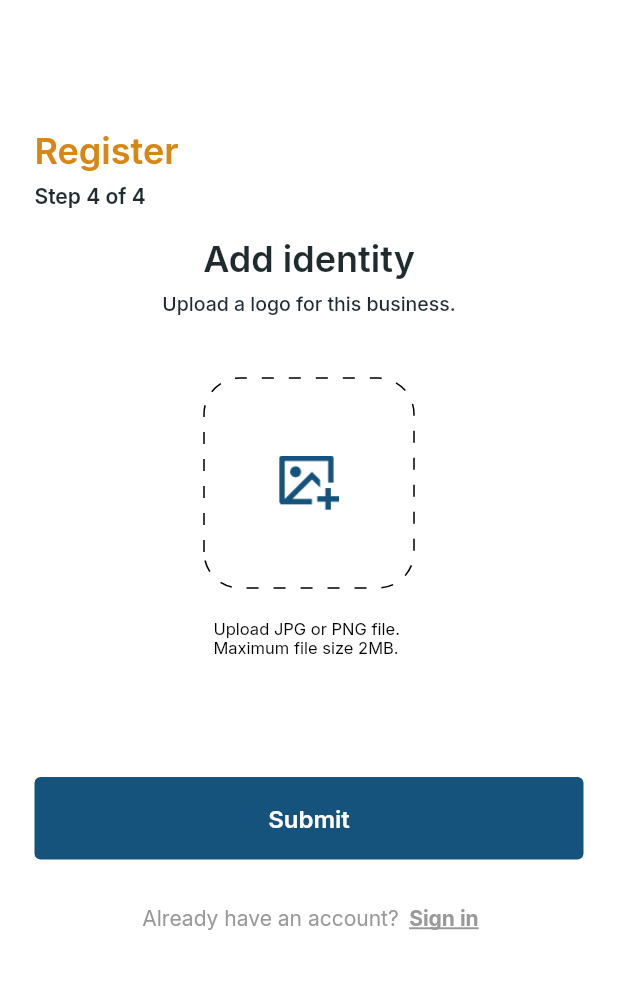
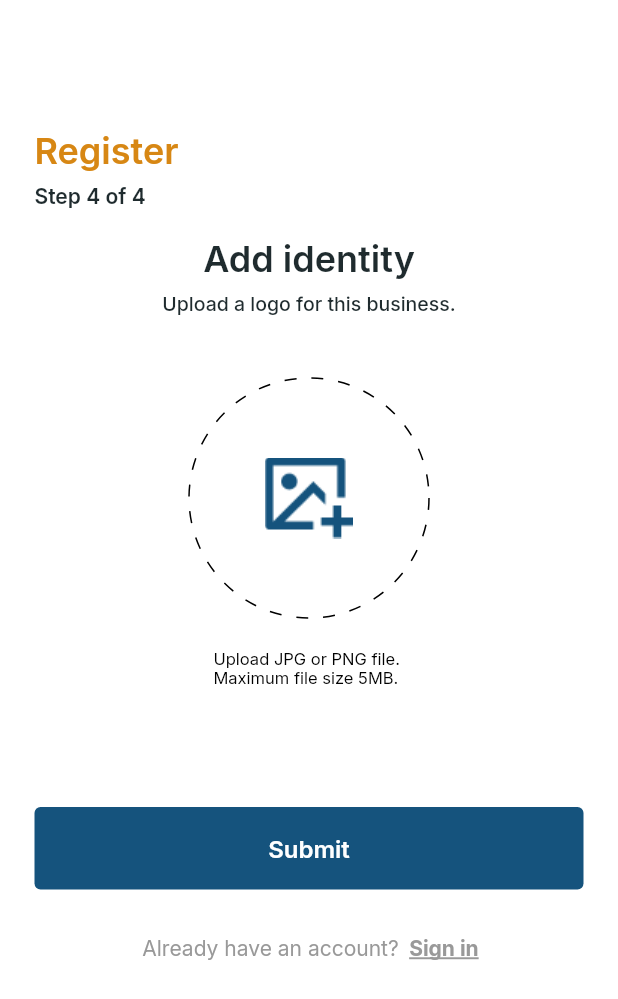
Before and after one commit to JideijeEmeka/agent_app_gig, a Flutter app: the IdentityView screen opened directly, on a phone screen of 412 x 824 dp. Shown: the top 999 px of the screen. Run offline on Flutter 3.47's test engine with Material 2 defaults, Android fonts, the light colour scheme and no system bars; drawn by our look-alikes of dotted_border; our stand-ins replace email_validator, font_awesome_flutter, google_fonts, image_picker, intl_phone_number_input, page_transition and 2 more.

Commit message:
update the plugins and identity view

```diff
--- a/lib/apiStore/agent_repository.dart
+++ b/lib/apiStore/agent_repository.dart
@@ -42,7 +42,7 @@ class ApiStore {
     }
   }
 
-  void verifyOtp(String email, BuildContext context) async {
+  void verifyOtp(String email, String otpToken, BuildContext context) async {
     var headers = {
       "authorization": "Bearer 388b77473d46a13724192ae7735219a2ecae7a1b",
       "x-meta-service": "Authentication",
@@ -51,7 +51,7 @@ class ApiStore {
     var request = http.MultipartRequest(
         'POST', Uri.parse('https://server2.trackhub.ng/api'));
     request.headers.addAll(headers);
-    request.fields.addAll({"otp": verificationCodes, "email": email});
+    request.fields.addAll({"otp": otpToken, "email": email});
     http.StreamedResponse response = await request.send();
 
     if (response.statusCode == 200) {
--- a/lib/views/identity_view.dart
+++ b/lib/views/identity_view.dart
@@ -1,10 +1,17 @@
+import 'dart:io';
+import 'package:agent_app/apiStore/agent_repository.dart';
+import 'package:agent_app/arguments/otp_args.dart';
 import 'package:agent_app/helpers/app_colors.dart';
 import 'package:agent_app/views/otp.dart';
+import 'package:agent_app/views/register_step1_view.dart';
 import 'package:agent_app/views/sign_in.dart';
 import 'package:agent_app/widgets/btn_widget.dart';
+import 'package:agent_app/widgets/snackbar_widget.dart';
 import 'package:dotted_border/dotted_border.dart';
 import 'package:flutter/material.dart';
+import 'package:flutter/services.dart';
 import 'package:google_fonts/google_fonts.dart';
+import 'package:image_picker/image_picker.dart';
 import 'package:page_transition/page_transition.dart';
 
 class IdentityView extends StatefulWidget {
@@ -14,10 +21,65 @@ class IdentityView extends StatefulWidget {
   _IdentityViewState createState() => _IdentityViewState();
 }
 
+final ApiStore _apiStore = ApiStore();
+File? image;
+
 class _IdentityViewState extends State<IdentityView> {
+  final GlobalKey<ScaffoldState> scaffoldKey = GlobalKey<ScaffoldState>();
+
+  /// Function that picks the image either from Gallery or Camera
+  Future pickImage(ImageSource source) async {
+    try {
+      final img = await ImagePicker().pickImage(source: source);
+      if (img == null) return;
+
+      setState(() {
+        image = File(img.path);
+      });
+    } on PlatformException catch (e) {
+      ScaffoldMessenger.of(scaffoldKey.currentContext!)
+          .showSnackBar(snackBar(message: 'Failed to pick image: $e'));
+    }
+  }
+
+  void showImagePicker(BuildContext context) {
+    showModalBottomSheet(
+        context: context,
+        builder: (context) {
+          return SafeArea(
+              child: Wrap(
+            children: [
+              ListTile(
+                leading: const Icon(Icons.photo_library),
+                title: const Text("Gallery"),
+                onTap: () {
+                  pickImage(ImageSource.gallery);
+                  Navigator.pop(context);
+                },
+              ),
+              ListTile(
+                leading: const Icon(Icons.photo_camera),
+                title: const Text("Camera"),
+                onTap: () {
+                  pickImage(ImageSource.camera);
+                  Navigator.pop(context);
+                },
+              )
+            ],
+          ));
+        });
+  }
+
+  void finalRegister() {
+    _apiStore.agentReg(context);
+  }
+  // ScaffoldMessenger.of(context)
+  //     .showSnackBar(snackBar(message: 'Upload a photo of you...'));
+
   @override
   Widget build(BuildContext context) {
     return Scaffold(
+      key: scaffoldKey,
       backgroundColor: AppColors.mainColor,
       body: SingleChildScrollView(
         child: Container(
@@ -82,18 +144,39 @@ class _IdentityViewState extends State<IdentityView> {
                       radius: const Radius.circular(24),
                       strokeWidth: 1,
                       dashPattern: const [8, 10],
-                      borderType: BorderType.RRect,
-                      padding: const EdgeInsets.all(50),
-                      child: Image.asset(
-                        "assets/images/cam.png",
-                        height: 40,
-                        width: 40,
+                      borderType: BorderType.Oval,
+                      padding: const EdgeInsets.all(25),
+                      child: InkWell(
+                        onTap: () {
+                          showImagePicker(context);
+                        },
+                        child: image != null
+                            ? CircleAvatar(
+                                radius: 80,
+                                backgroundColor: Colors.transparent,
+                                child: ClipOval(
+                                  child: Image.file(
+                                    image!,
+                                    width: 150,
+                                    height: 150,
+                                    fit: BoxFit.cover,
+                                  ),
+                                ),
+                              )
+                            : Padding(
+                                padding: const EdgeInsets.all(20),
+                                child: Image.asset(
+                                  "assets/images/cam.png",
+                                  height: 70,
+                                  width: 70,
+                                ),
+                              ),
                       )),
                 ),
               ),
               Center(
                 child: Text(
-                  "Upload JPG or PNG file. \nMaximum file size 2MB.",
+                  "Upload JPG or PNG file. \nMaximum file size 5MB.",
                   style: GoogleFonts.inter(
                       textStyle: const TextStyle(
                           fontSize: 11,
@@ -105,10 +188,12 @@ class _IdentityViewState extends State<IdentityView> {
               Padding(
                 padding: const EdgeInsets.only(top: 80, bottom: 30),
                 child: btnWidget(context, "Submit", onTap: () {
+                  // finalRegister();
                   Navigator.push(
                       context,
                       MaterialPageRoute(
-                          builder: (context) => const Otp()));
+                          builder: (context) =>
+                              Otp(args: OtpArgument(email: email))));
                 }),
               ),
               Row(
--- a/pubspec.yaml
+++ b/pubspec.yaml
@@ -19,6 +19,10 @@ dependencies:
   font_awesome_flutter: ^9.2.0
   table_calendar: ^3.0.3
   pin_code_fields: ^7.3.0
+  email_validator: ^2.0.1
+  image_picker: ^0.8.3+1
+  intl_phone_number_input: ^0.7.0+2
+  http: ^0.13.4
 
 dev_dependencies:
   flutter_test:
```
